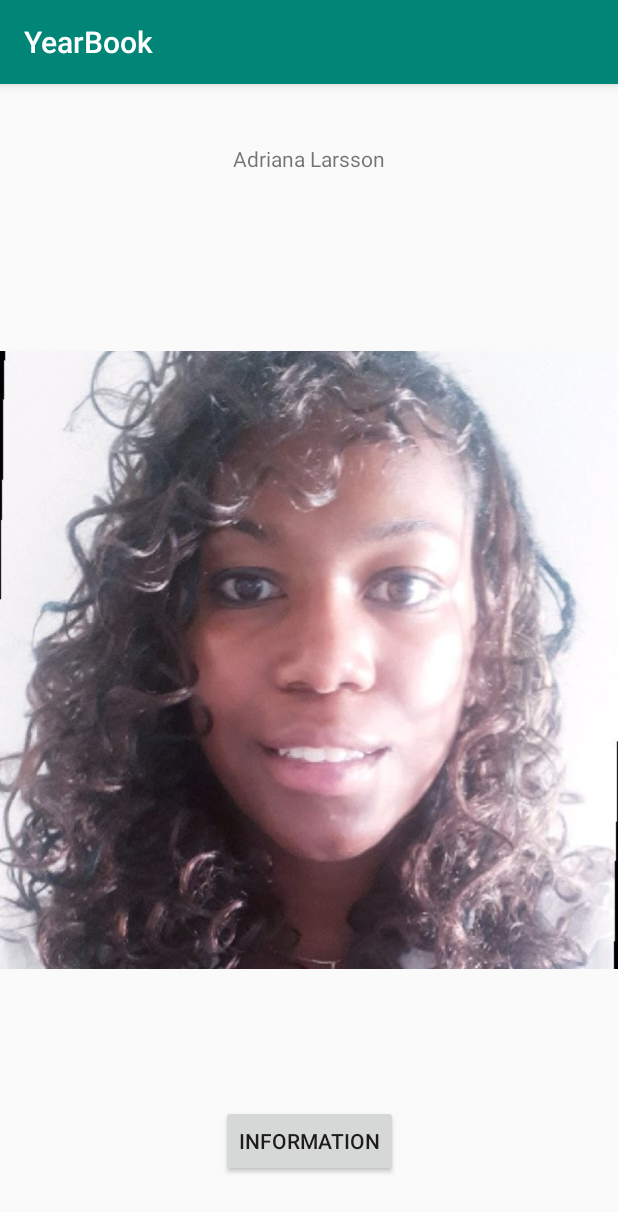
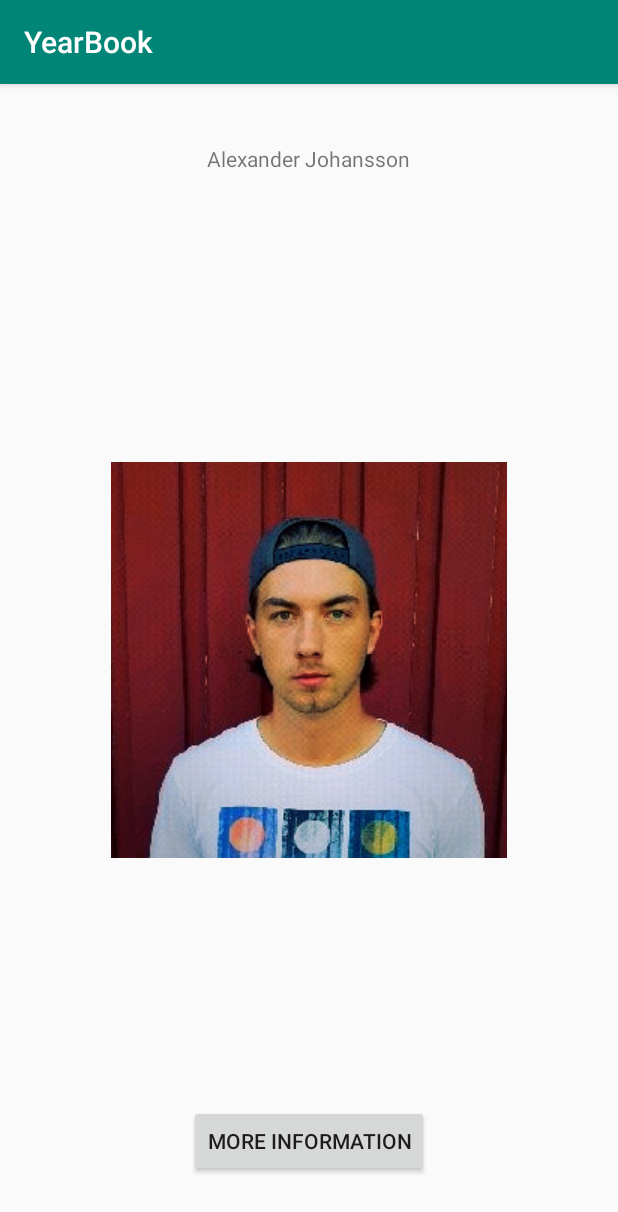
Before and after one commit to adamLangsti/YearBook, an Android app: the screen it shows after launch (MainActivity), on a phone screen of 412 x 824 dp. Shown: the top 1212 px of the screen. Run offline under Robolectric (Android 15) with nearby library versions, the phone set to English and light mode, and no system bars.

```diff
--- a/app/src/main/java/com/example/yearbook/MainActivity.java
+++ b/app/src/main/java/com/example/yearbook/MainActivity.java
@@ -12,6 +12,7 @@ import android.util.Log;
 import android.view.View;
 import android.widget.Button;
 import android.widget.EditText;
+import android.widget.TextView;
 
 import java.util.ArrayList;
 import java.util.List;
@@ -23,6 +24,7 @@ public class MainActivity extends AppCompatActivity {
     private Button btnInfo;
     FragmentClassAdapter pagerAdapter;
     int currentPage = 0;
+    String str = "text";
 
     @Override
     protected void onCreate(Bundle savedInstanceState) {
@@ -30,20 +32,38 @@ public class MainActivity extends AppCompatActivity {
         setContentView(R.layout.activity_main);
 
         btnInfo = (Button) findViewById(R.id.btnInfo);
+        TextView editText = (TextView) findViewById(R.id.editText);
+
 
         btnInfo.setOnClickListener(new View.OnClickListener() {
             @Override
             public void onClick(View v) {
+
                 Intent intent = new Intent(getApplicationContext(), DetailActivity.class);
                 intent.putExtra("ID",currentPage);
+                String text = str.putExtra().toString();
                 startActivity(intent);
             }
         });
 
+
+        final List<Fragment> fragmentList1 = new ArrayList<>();
+
+        fragmentList1.add(FragmentClass.newInstance("Alexander Johansson, 60 years old, North Korean spy", 0));
+        fragmentList1.add(FragmentClass.newInstance("Adriana Larsson, married to Chuck Norris", 1));
+        fragmentList1.add(FragmentClass.newInstance("David (Bitch & Snitch) Hjorth, sells ass", 2));
+        fragmentList1.add(FragmentClass.newInstance("Edgar Palic, mob boss", 3));
+        fragmentList1.add(FragmentClass.newInstance("Eric Hedrenius, adviser to Donald Trump ", 4));
+        fragmentList1.add(FragmentClass.newInstance("Faisal Akhtar, uranium dealer", 5));
+        fragmentList1.add(FragmentClass.newInstance("Jonathan Vahlberg, hacks and plants viruses to computers worldwide", 6));
+        fragmentList1.add(FragmentClass.newInstance("Sano Gharzani, strives for world domination", 7));
+
+
+
         final List<Fragment> fragmentList = new ArrayList<Fragment>();
 
+        fragmentList.add(FragmentClass.newInstance("Alexander Johansson", R.drawable.alex));
         fragmentList.add(FragmentClass.newInstance("Adriana Larsson", R.drawable.adriana));
-        fragmentList.add(FragmentClass.newInstance("Alexander Johansson", R.drawable.alex));
         fragmentList.add(FragmentClass.newInstance("David Hjorth", R.drawable.david));
         fragmentList.add(FragmentClass.newInstance("Edgar Palic", R.drawable.edgar));
         fragmentList.add(FragmentClass.newInstance("Erik Hedrenius", R.drawable.erik));
@@ -63,10 +83,8 @@ public class MainActivity extends AppCompatActivity {
             }
 
             @Override
-            public void onPageSelected(int i) {
-                currentPage = i;
+            public void onPageSelected(int i) { currentPage = i; str = "text";
             }
-
             @Override
             public void onPageScrollStateChanged(int i) {
 
--- a/app/src/main/res/layout/activity_main.xml
+++ b/app/src/main/res/layout/activity_main.xml
@@ -20,7 +20,7 @@
         android:layout_width="wrap_content"
         android:layout_height="wrap_content"
         android:layout_marginBottom="39dp"
-        android:text="Information"
+        android:text="More information"
         app:layout_constraintBottom_toBottomOf="parent"
         app:layout_constraintEnd_toEndOf="parent"
         app:layout_constraintStart_toStartOf="parent" />
```
Also changed, not shown: app/src/main/java/com/example/yearbook/DetailActivity.java (+9 -0 lines), app/src/main/java/com/example/yearbook/SettingsActivity.java (added, +8 -0 lines), app/src/main/res/layout/settings_layout.xml (added, +26 -0 lines).
